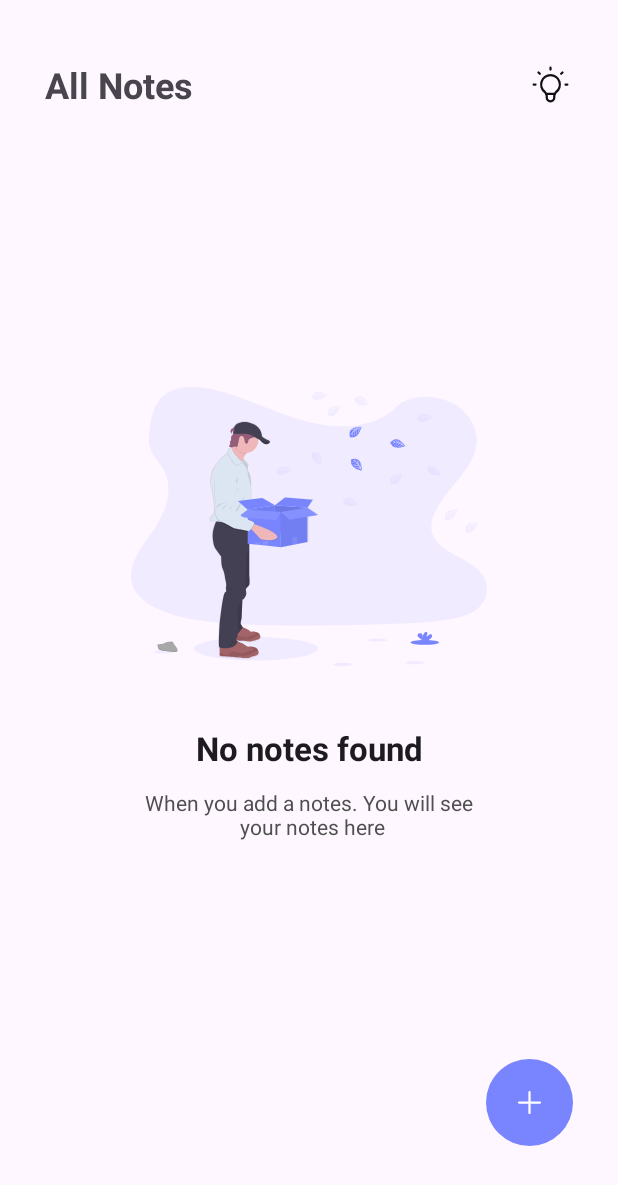
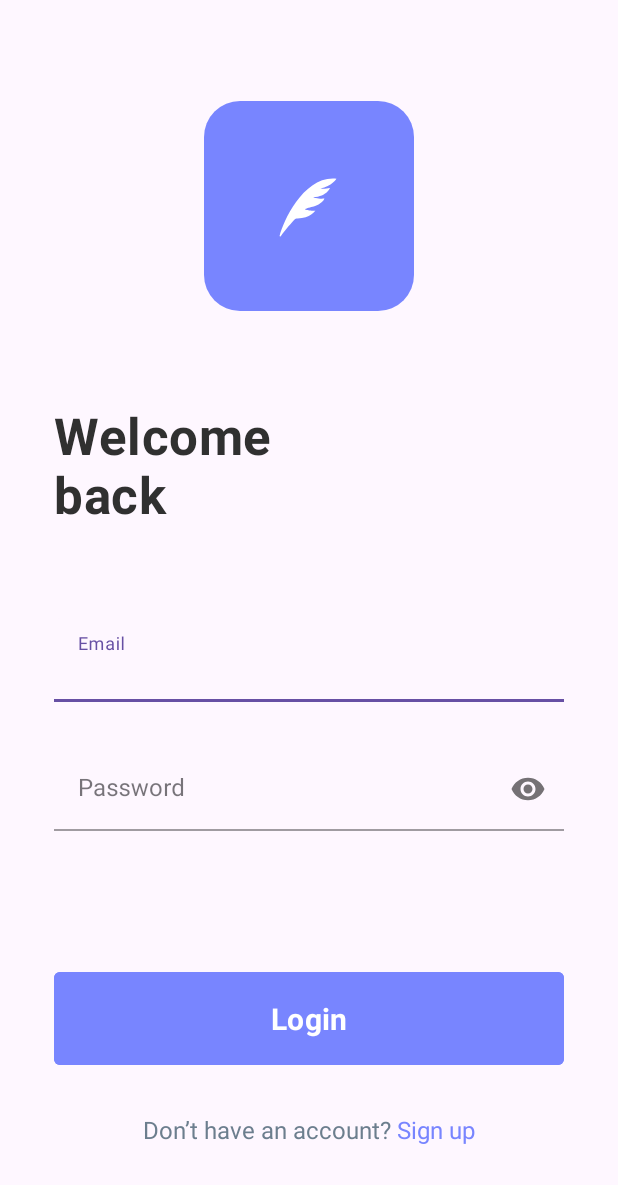
Before and after one commit to kitepea/NoteApp, an Android app: the screen it shows after launch (NoteRecyclerViewActivity before the commit, LoginActivity after it), after a tap on "Login", on a phone screen of 412 x 824 dp. Shown: the top 1185 px of the screen. Run offline under Robolectric (Android 15) with nearby library versions, the phone set to English and light mode, and no system bars; our stand-ins replace Firebase (no records; nobody signed in at launch, a user with empty details on screens opened directly).

Commit message:
Add authentication
- Reorder some file
- Convert Fragment to Activity instead
- Change Login to MAIN.launcher

```diff
--- a/app/build.gradle.kts
+++ b/app/build.gradle.kts
@@ -3,6 +3,7 @@ plugins {
     id("org.jetbrains.kotlin.android")
     id("com.google.devtools.ksp") version "1.9.21-1.0.15"
     id("kotlin-parcelize")
+    id("com.google.gms.google-services")
 }
 
 apply(from = file("../autodimension.gradle"))
@@ -43,6 +44,7 @@ android {
 }
 
 dependencies {
+    implementation("com.google.firebase:firebase-auth:22.3.1")
     val fragment_version = "1.6.2"
     implementation("androidx.fragment:fragment-ktx:$fragment_version")
     implementation("androidx.core:core-ktx:1.12.0")
@@ -52,7 +54,7 @@ dependencies {
     testImplementation("junit:junit:4.13.2")
     androidTestImplementation("androidx.test.ext:junit:1.1.5")
     androidTestImplementation("androidx.test.espresso:espresso-core:3.5.1")
-    implementation("androidx.core:core-splashscreen:1.1.0-alpha02")
+    implementation("androidx.core:core-splashscreen:1.1.0-rc01")
 
 
     val room_version = "2.6.1"
@@ -64,4 +66,5 @@ dependencies {
     implementation("androidx.lifecycle:lifecycle-viewmodel-ktx:2.7.0")
     implementation("androidx.lifecycle:lifecycle-runtime-ktx:2.7.0")
     implementation("org.jetbrains.kotlinx:kotlinx-coroutines-android:1.8.0")
+
 }
--- /dev/null
+++ b/app/src/main/java/com/floki/noteapp/LoginActivity.kt
@@ -0,0 +1,54 @@
+package com.floki.noteapp
+
+import android.content.Intent
+import android.os.Bundle
+import android.widget.Toast
+import androidx.appcompat.app.AppCompatActivity
+import androidx.core.splashscreen.SplashScreen.Companion.installSplashScreen
+import com.floki.noteapp.databinding.ActivityLoginBinding
+import com.google.firebase.auth.FirebaseAuth
+
+class LoginActivity : AppCompatActivity() {
+    private lateinit var binding: ActivityLoginBinding
+    private lateinit var firebaseAuth: FirebaseAuth
+
+    override fun onCreate(savedInstanceState: Bundle?) {
+        super.onCreate(savedInstanceState)
+        installSplashScreen()
+        binding = ActivityLoginBinding.inflate(layoutInflater)
+        setContentView(binding.root)
+
+        firebaseAuth = FirebaseAuth.getInstance()
+
+        binding.button.setOnClickListener {
+            val email = binding.txEmail.editText?.text.toString()
+            val pass = binding.txPassword.editText?.text.toString()
+
+            if (email.isNotEmpty() && pass.isNotEmpty()) {
+                firebaseAuth.signInWithEmailAndPassword(email, pass).addOnCompleteListener {
+                    if (it.isSuccessful) {
+                        val intent = Intent(this, NoteRecyclerViewActivity::class.java)
+                        startActivity(intent)
+                    } else {
+                        Toast.makeText(this, it.exception.toString(), Toast.LENGTH_SHORT).show()
+                    }
+                }
+            } else {
+                Toast.makeText(this, "Empty Fields Are not Allowed !!", Toast.LENGTH_SHORT).show()
+            }
+        }
+        binding.loginToRegister.setOnClickListener {
+            val intent = Intent(this, RegisterActivity::class.java)
+            startActivity(intent)
+        }
+    }
+
+    override fun onStart() {
+        super.onStart()
+
+        if (firebaseAuth.currentUser != null) {
+            val intent = Intent(this, NoteRecyclerViewActivity::class.java)
+            startActivity(intent)
+        }
+    }
+}
--- a/app/src/main/java/com/floki/noteapp/LoginFragment.kt
+++ /dev/null
@@ -1,40 +0,0 @@
-package com.floki.noteapp
-
-import android.content.Intent
-import android.os.Bundle
-import android.view.LayoutInflater
-import android.view.View
-import android.view.ViewGroup
-import androidx.fragment.app.Fragment
-import androidx.fragment.app.commit
-import androidx.fragment.app.replace
-import com.floki.noteapp.databinding.FragmentLoginBinding
-
-class LoginFragment: Fragment() {
-    private var _binding: FragmentLoginBinding? = null
-    private val binding get() = _binding!!
-
-    override fun onViewCreated(view: View, savedInstanceState: Bundle?) {
-        super.onViewCreated(view, savedInstanceState)
-        binding.button.setOnClickListener {
-            val intent = Intent(activity, NoteRecyclerViewActivity::class.java)
-            activity?.finish()
-            startActivity(intent)
-        }
-    }
-
-    override fun onCreateView(
-        inflater: LayoutInflater,
-        container: ViewGroup?,
-        savedInstanceState: Bundle?
-    ): View? {
-        _binding = FragmentLoginBinding.inflate(inflater, container, false)
-        return binding.root
-    }
-
-    override fun onDestroyView() {
-        super.onDestroyView()
-        _binding = null
-    }
-
-}
--- a/app/src/main/java/com/floki/noteapp/MainActivity.kt
+++ b/app/src/main/java/com/floki/noteapp/MainActivity.kt
@@ -1,29 +1,22 @@
 package com.floki.noteapp
 
-import android.content.Intent
+import android.os.Bundle
 import androidx.appcompat.app.AppCompatActivity
-import android.os.Bundle
 import androidx.core.splashscreen.SplashScreen.Companion.installSplashScreen
-import androidx.fragment.app.commit
-import androidx.fragment.app.replace
 import com.floki.noteapp.databinding.ActivityMainBinding
+import com.google.firebase.auth.FirebaseAuth
 
 class MainActivity : AppCompatActivity() {
     private lateinit var binding: ActivityMainBinding
+    private lateinit var firebaseAuth: FirebaseAuth
+
     override fun onCreate(savedInstanceState: Bundle?) {
         super.onCreate(savedInstanceState)
         installSplashScreen()
         binding = ActivityMainBinding.inflate(layoutInflater)
         setContentView(binding.root)
 
-        if (savedInstanceState === null) {
-            supportFragmentManager.commit {
-                replace<LoginFragment>(
-                    R.id.container_view,
-                    tag = "Main",
-                )
-                setReorderingAllowed(true)
-            }
-        }
+        firebaseAuth = FirebaseAuth.getInstance()
+
     }
 }
--- a/app/src/main/res/layout/activity_all_note.xml
+++ b/app/src/main/res/layout/activity_all_note.xml
@@ -19,7 +19,7 @@
         app:layout_constraintTop_toTopOf="parent" />
 
     <ImageView
-        android:id="@+id/imageView2"
+        android:id="@+id/logout"
         android:layout_width="wrap_content"
         android:layout_height="wrap_content"
         android:layout_marginEnd="@dimen/dp_30"
--- a/app/src/main/res/layout/fragment_login.xml
+++ b/app/src/main/res/layout/activity_login.xml
@@ -12,6 +12,7 @@
         android:layout_height="wrap_content"
         android:layout_marginTop="@dimen/dp_67"
         android:backgroundTint="@color/primary"
+        android:contentDescription="@string/icon"
         android:src="@drawable/logo"
         app:layout_constraintEnd_toEndOf="parent"
         app:layout_constraintStart_toStartOf="parent"
@@ -31,14 +32,14 @@
         app:layout_constraintTop_toBottomOf="@id/imageView" />
 
     <com.google.android.material.textfield.TextInputLayout
-        android:id="@+id/textInputUsername"
+        android:id="@+id/txEmail"
         style="@style/Widget.MaterialComponents.TextInputLayout.FilledBox"
         android:layout_width="0dp"
         android:layout_height="wrap_content"
         android:layout_marginStart="@dimen/dp_36"
         android:layout_marginTop="@dimen/dp_60"
         android:layout_marginEnd="@dimen/dp_36"
-        android:hint="@string/username"
+        android:hint="@string/email"
         app:boxBackgroundColor="@android:color/transparent"
         app:layout_constraintEnd_toEndOf="parent"
         app:layout_constraintStart_toStartOf="parent"
@@ -52,7 +53,7 @@
 
 
     <com.google.android.material.textfield.TextInputLayout
-        android:id="@+id/textInputPassword"
+        android:id="@+id/txPassword"
         style="@style/Widget.MaterialComponents.TextInputLayout.FilledBox"
         android:layout_width="0dp"
         android:layout_height="wrap_content"
@@ -63,7 +64,7 @@
         app:boxBackgroundColor="@android:color/transparent"
         app:layout_constraintEnd_toEndOf="parent"
         app:layout_constraintStart_toStartOf="parent"
-        app:layout_constraintTop_toBottomOf="@id/textInputUsername"
+        app:layout_constraintTop_toBottomOf="@id/txEmail"
         app:passwordToggleEnabled="true">
 
         <com.google.android.material.textfield.TextInputEditText
@@ -86,13 +87,13 @@
         android:textSize="@dimen/sp_20"
         android:textStyle="bold"
         app:cornerRadius="@dimen/dp_4"
-        app:layout_constraintBottom_toTopOf="@+id/textView2"
+        app:layout_constraintBottom_toTopOf="@+id/login_to_register"
         app:layout_constraintEnd_toEndOf="parent"
         app:layout_constraintHorizontal_bias="0.0"
         app:layout_constraintStart_toStartOf="parent" />
 
     <TextView
-        android:id="@+id/textView2"
+        android:id="@+id/login_to_register"
         android:layout_width="wrap_content"
         android:layout_height="wrap_content"
         android:layout_marginBottom="@dimen/dp_60"
--- a/app/src/main/res/layout/no_note_layout.xml
+++ b/app/src/main/res/layout/no_note_layout.xml
@@ -18,7 +18,7 @@
         app:layout_constraintTop_toTopOf="parent" />
 
     <ImageView
-        android:id="@+id/imageView2"
+        android:id="@+id/logout"
         android:layout_width="wrap_content"
         android:layout_height="wrap_content"
         android:layout_marginEnd="@dimen/dp_30"
--- a/app/src/main/res/values-night/themes.xml
+++ b/app/src/main/res/values-night/themes.xml
@@ -1,7 +1,7 @@
-<resources xmlns:tools="http://schemas.android.com/tools">
+<resources>
     <!-- Base application theme. -->
     <style name="Base.Theme.NoteApp" parent="Theme.Material3.Light.NoActionBar">
         <item name="android:windowTranslucentStatus">true</item>
-        <item name="android:windowTranslucentNavigation">true</item>
+        <item name="android:windowTranslucentNavigation">false</item>
     </style>
 </resources>
--- a/app/src/main/res/values/strings.xml
+++ b/app/src/main/res/values/strings.xml
@@ -5,6 +5,7 @@
     <string name="password">Password</string>
     <string name="login">Login</string>
     <string name="signup"><font fgcolor="#6C7E8E">Don’t have an account?</font> <font fgcolor="#7885FF">Sign up</font></string>
+    <string name="signin"><font fgcolor="#6C7E8E">Account created?</font> <font fgcolor="#7885FF">Sign in</font></string>
     <string name="create_naccount">Create\naccount</string>
     <string name="confirm_password">Confirm password</string>
     <string name="create_account">Create account</string>
@@ -20,4 +21,6 @@
     <string name="delete">Delete</string>
     <string name="when_you_add_a_notes_you_will_see_n_your_notes_here">When you add a notes. You will see\n your notes here</string>
     <string name="add_button">Add Button</string>
+    <string name="email">Email</string>
+    <string name="icon">Icon</string>
 </resources>
--- a/app/src/main/res/values/themes.xml
+++ b/app/src/main/res/values/themes.xml
@@ -2,6 +2,6 @@
 
     <style name="Theme.NoteApp" parent="Theme.Material3.Light.NoActionBar">
         <item name="android:windowTranslucentStatus">true</item>
-        <item name="android:windowTranslucentNavigation">true</item>
+        <item name="android:windowTranslucentNavigation">false</item>
     </style>
 </resources>
--- a/build.gradle.kts
+++ b/build.gradle.kts
@@ -1,3 +1,8 @@
+buildscript {
+    dependencies {
+        classpath("com.google.gms:google-services:4.4.1")
+    }
+}
 // Top-level build file where you can add configuration options common to all sub-projects/modules.
 plugins {
     id("com.android.application") version "8.2.1" apply false
```
Also changed, not shown: app/src/main/AndroidManifest.xml (+12 -2 lines), app/src/main/java/com/floki/noteapp/Model/User.kt (added, +14 -0 lines), app/src/main/java/com/floki/noteapp/NoteRecyclerViewActivity.kt (+11 -0 lines), app/src/main/java/com/floki/noteapp/RegisterActivity.kt (added, +46 -0 lines), app/src/main/java/com/floki/noteapp/SplashFragment.kt (deleted, +0 -45 lines), app/src/main/res/layout/activity_register.xml (renamed from app/src/main/res/layout/activity_signup.xml, +11 -10 lines), 1 other file.
